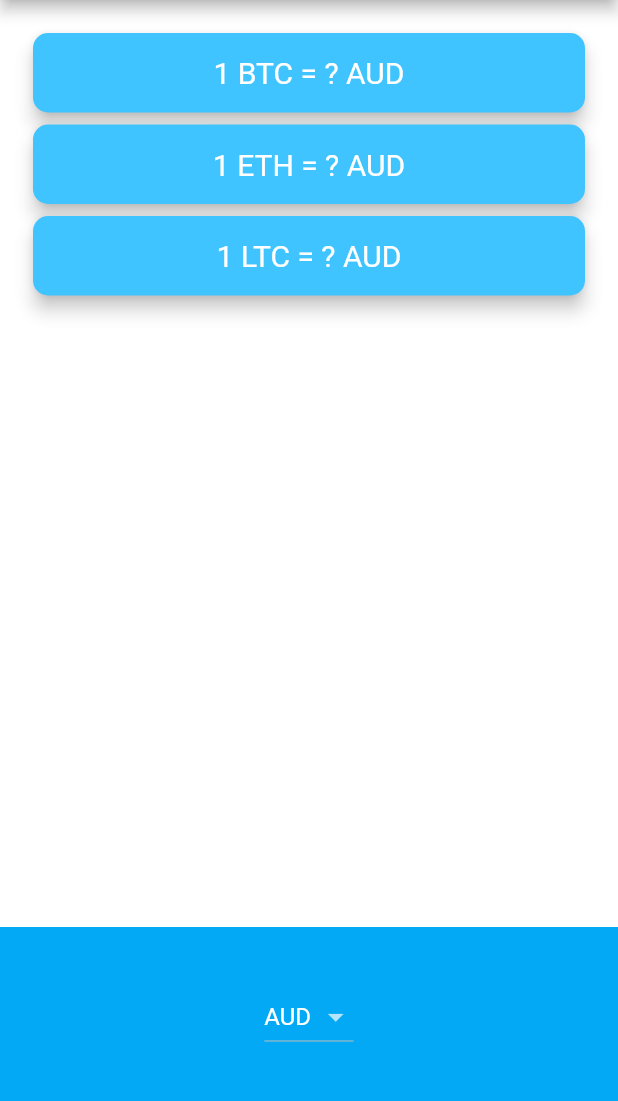
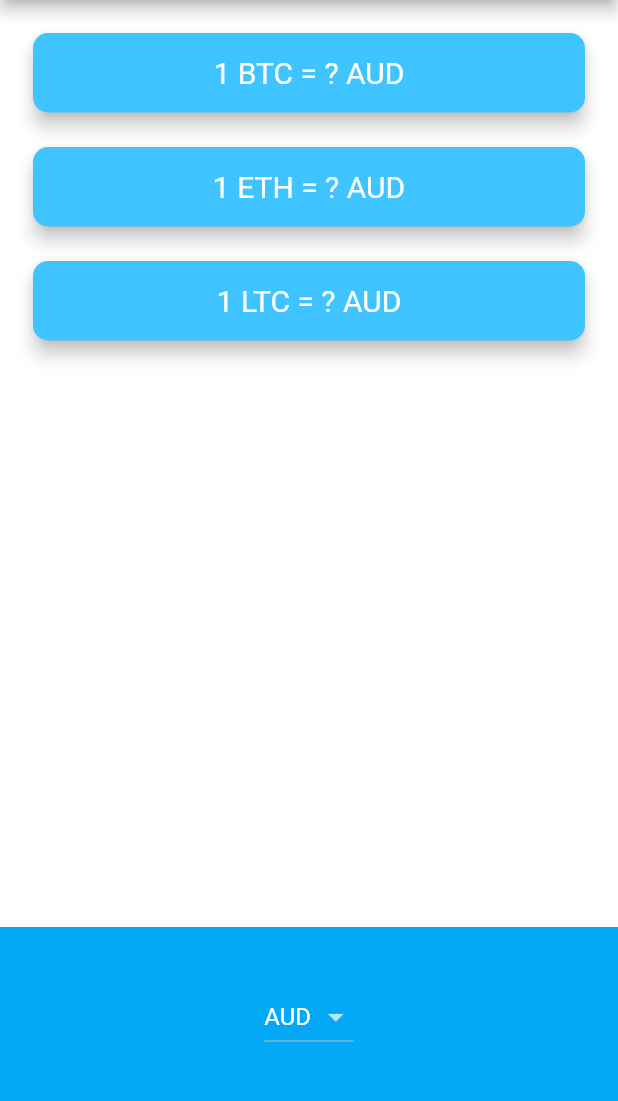
Before and after one commit to tanmay0117/bitcoin-ticker, a Flutter app: the screen it shows after launch, on a phone screen of 412 x 824 dp, the part 84-1185 px from its top. Run offline on Flutter 3.47's test engine with Material 2 defaults, Android fonts, the phone set to English and light mode, and no system bars; network calls fail.

Commit message:
edited home screen

```diff
--- a/lib/price_screen.dart
+++ b/lib/price_screen.dart
@@ -149,6 +149,9 @@ class _PriceScreenState extends State<PriceScreen> {
                   ),
                 ),
               ),
+              SizedBox.fromSize(
+                size: Size(20.0, 15.0),
+              ),
               Padding(
                 padding: EdgeInsets.fromLTRB(18.0, 0, 18.0, 0),
                 child: Card(
@@ -170,6 +173,9 @@ class _PriceScreenState extends State<PriceScreen> {
                     ),
                   ),
                 ),
+              ),
+              SizedBox.fromSize(
+                size: Size(20.0, 15.0),
               ),
               Padding(
                 padding: EdgeInsets.fromLTRB(18.0, 0, 18.0, 0),
```
